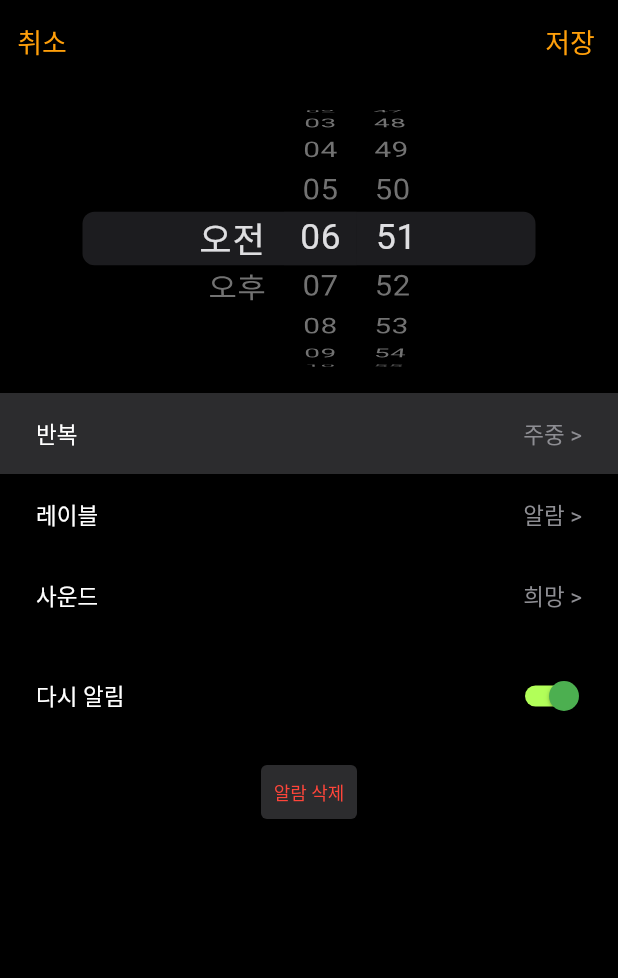
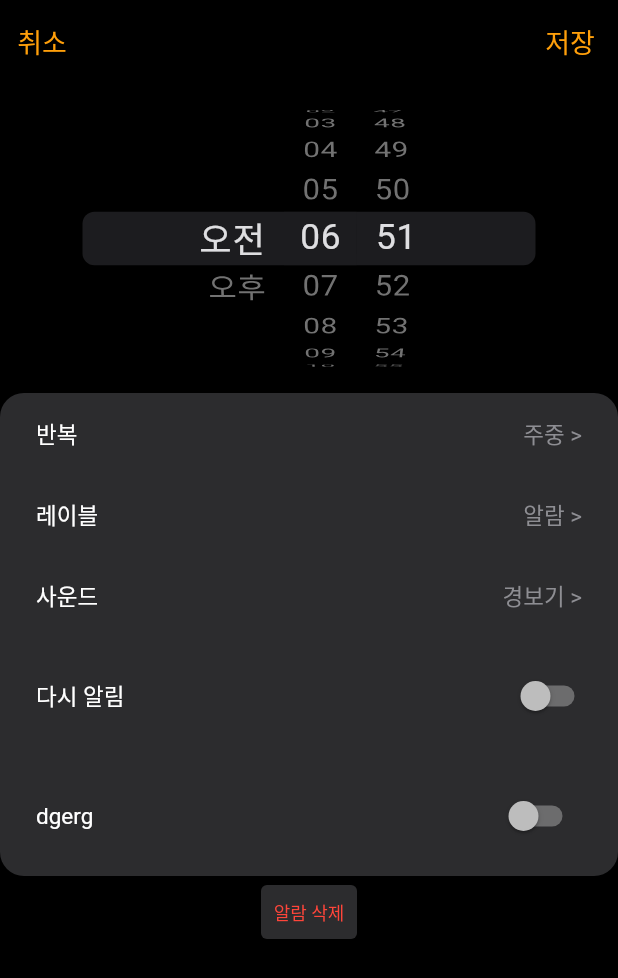
Before and after one commit to nakisara01/Alarm1, a Flutter app: the AlarmDetailPage screen opened directly, on a phone screen of 412 x 824 dp. Shown: the top 978 px of the screen. Run offline on Flutter 3.47's test engine with Material 2 defaults, Android fonts, the phone set to English and light mode, and no system bars.

Commit message:
Add: titleWithDescriptionBox and titleWithDescriptionButtonBox, Error: titleWithDescriptionButtonBox(variable-padding, title, content)

```diff
--- a/lib/src/ui/alarmDetail/alarmDetail.dart
+++ b/lib/src/ui/alarmDetail/alarmDetail.dart
@@ -1,4 +1,6 @@
 import 'package:alarm1/src/constants/color.dart';
+import 'package:alarm1/src/constants/padding.dart';
+import 'package:alarm1/src/ui/widgets/titleWithDescriptionBox.dart';
 import 'package:flutter/cupertino.dart';
 import 'package:flutter/foundation.dart';
 import 'package:flutter/material.dart';
@@ -6,9 +8,8 @@ import 'package:flutter/material.dart';
 import '../widgets/switchByPlatform.dart';
 
 class AlarmDetailPage extends StatelessWidget {
-  List<bool> isSwitched = [
-    true,
-  ];
+  bool isSwitched = false;
+  late Function(bool) onChanged;
 
   @override
   Widget build(BuildContext context) {
@@ -44,11 +45,17 @@ class AlarmDetailPage extends StatelessWidget {
               child: CupertinoDatePicker(
                   mode: CupertinoDatePickerMode.time,
                   onDateTimeChanged: (DateTime value) {})),
+          Container(
+              decoration: BoxDecoration(
+                  borderRadius:
+                      BorderRadius.all(Radius.circular(kDefaultPadding)),
+                  color: IOS_SYSTEM_GRAY[2]),
+              child: Column(
+                children: [
                   InkWell(
                     onTap: () {},
-            child: Container(
+                    child: Padding(
                       padding: EdgeInsets.all(16.0),
-              color: IOS_SYSTEM_GRAY[2],
                       child: Row(
                         children: [
                           const Expanded(
@@ -72,7 +79,6 @@ class AlarmDetailPage extends StatelessWidget {
                     onTap: () {},
                     child: Padding(
                       padding: EdgeInsets.all(16.0),
-              child: Container(
                       child: Row(
                         children: [
                           const Expanded(
@@ -92,12 +98,10 @@ class AlarmDetailPage extends StatelessWidget {
                       ),
                     ),
                   ),
-          ),
                   InkWell(
                     onTap: () {},
                     child: Padding(
                       padding: EdgeInsets.all(16.0),
-              child: Container(
                       child: Row(
                         children: [
                           const Expanded(
@@ -109,7 +113,7 @@ class AlarmDetailPage extends StatelessWidget {
                           Padding(
                             padding: EdgeInsets.only(right: 8.0),
                             child: Text(
-                        '희망 >',
+                              '경보기 >',
                               style: TextStyle(color: IOS_SYSTEM_GRAY[0]),
                             ),
                           ),
@@ -117,11 +121,9 @@ class AlarmDetailPage extends StatelessWidget {
                       ),
                     ),
                   ),
-          ),
                   Container(
                       child: Padding(
                           padding: EdgeInsets.all(16.0),
-                  child: Container(
                           child: Row(
                             children: [
                               const Expanded(
@@ -131,11 +133,21 @@ class AlarmDetailPage extends StatelessWidget {
                                 ),
                               ),
                               SwitchByPlatForm(
-                        isSwitched: isSwitched[0],
+                                isSwitched: isSwitched,
                                 onChanged: (bool) {},
                               ),
                             ],
-                  )))),
+                          ))),
+                  titleDescriptionBox(
+                    title: 'dgerg',
+                    content: SwitchByPlatForm(
+                      isSwitched: isSwitched,
+                      onChanged: (bool) {},
+                    ),
+                    padding: 16.0,
+                  )
+                ],
+              )),
           TextButton(
             style: ButtonStyle(
                 backgroundColor:
--- /dev/null
+++ b/lib/src/ui/widgets/titleWithDescriptionBox.dart
@@ -0,0 +1,47 @@
+import 'package:flutter/cupertino.dart';
+import 'package:flutter/material.dart';
+
+import '../../constants/color.dart';
+
+class titleDescriptionBox extends StatelessWidget {
+  final Widget content;
+  final String title;
+  final double? padding;
+
+  titleDescriptionBox(
+      {required this.title, required this.content, this.padding});
+
+  @override
+  Widget build(BuildContext context) {
+    bool isPaddingNull = padding == null ? true : false;
+
+    return isPaddingNull
+        ? Row(
+            children: [
+              Expanded(
+                child: Text(title),
+              ),
+              content,
+            ],
+          )
+        : Padding(
+            padding: EdgeInsets.all(padding!),
+            child: Row(
+              children: [
+                Expanded(
+                  child: Padding(
+                    padding: EdgeInsets.only(left: 8.0),
+                    child: Text(title),
+                  ),
+                ),
+                Padding(padding: EdgeInsets.only(right: 8.0), child: content),
+              ],
+            ),
+          );
+  }
+}
+
+//1. 왼쪽 끝은 제목 오른쪽 끝은 내용
+//2. 내용에는 텍스트 버튼 등 위젯이라면 무엇이든 자유롭게 들어올 수 있다.
+//3. 이 위젯은 클릭이 되면 안된다.
+//4. Padding을 선택해서 넣을 수 있다.
--- /dev/null
+++ b/lib/src/ui/widgets/titleWithDescriptionButtonBox.dart
@@ -0,0 +1,34 @@
+import 'package:flutter/material.dart';
+
+class titleWithDescriptionButtonBox extends StatefulWidget{
+  titleWithDescriptionButtonBox({required this.content, required this.title, this. padding});
+
+  final Widget content;
+  final String title;
+  final double? padding;
+
+  @override
+  State<titleWithDescriptionButtonBox> createState() => titleWithDescriptionButtionBoxState();
+}
+
+class titleWithDescriptionButtionBoxState extends State<titleWithDescriptionButtonBox>{
+
+  @override
+  Widget build(BuildContext context) {
+
+    return Padding(
+      padding: EdgeInsets.all(padding!),
+      child: Row(
+        children: [
+          Expanded(
+            child: Padding(
+              padding: EdgeInsets.only(left: 8.0),
+              child: Text(title),
+            ),
+          ),
+          Padding(padding: EdgeInsets.only(right: 8.0), child: content),
+        ],
+      ),
+    );
+  }
+}
```
Lines whose indentation alone changed are shown as unchanged.
